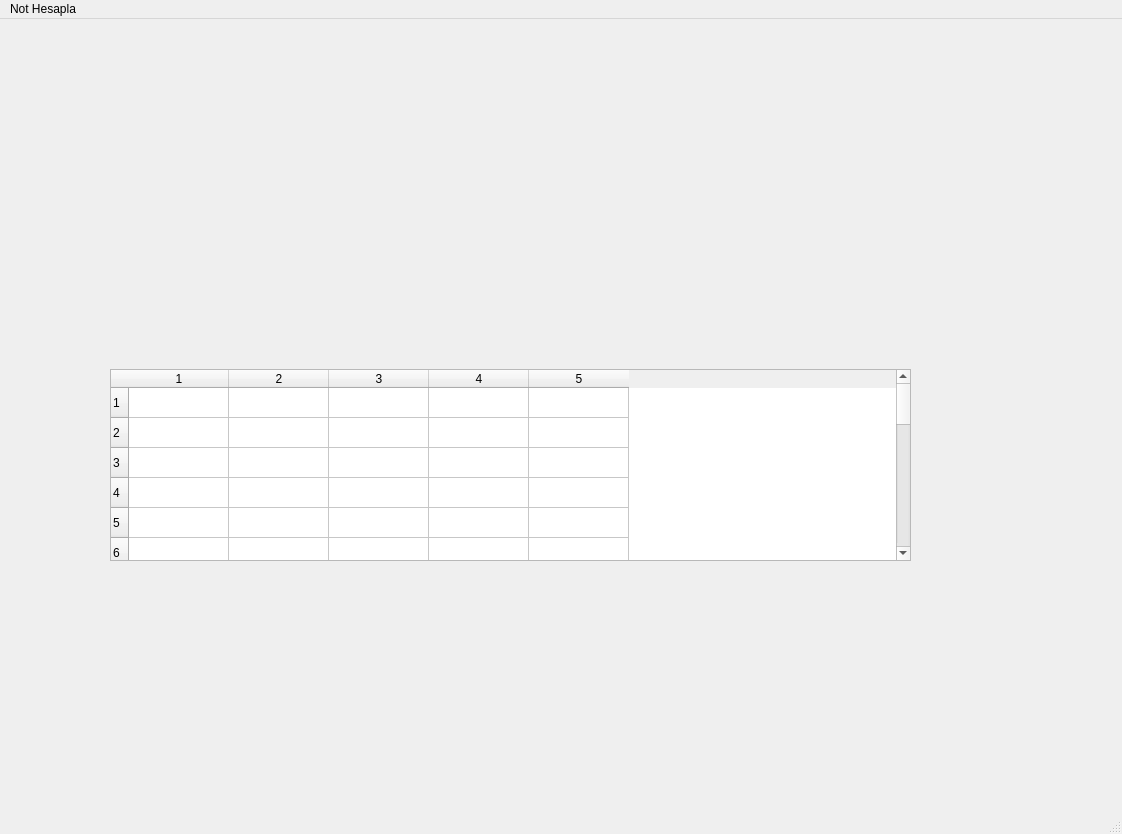
Above: main.ui from Koci16/ITUAsistan before the change. Below: the same form after it.
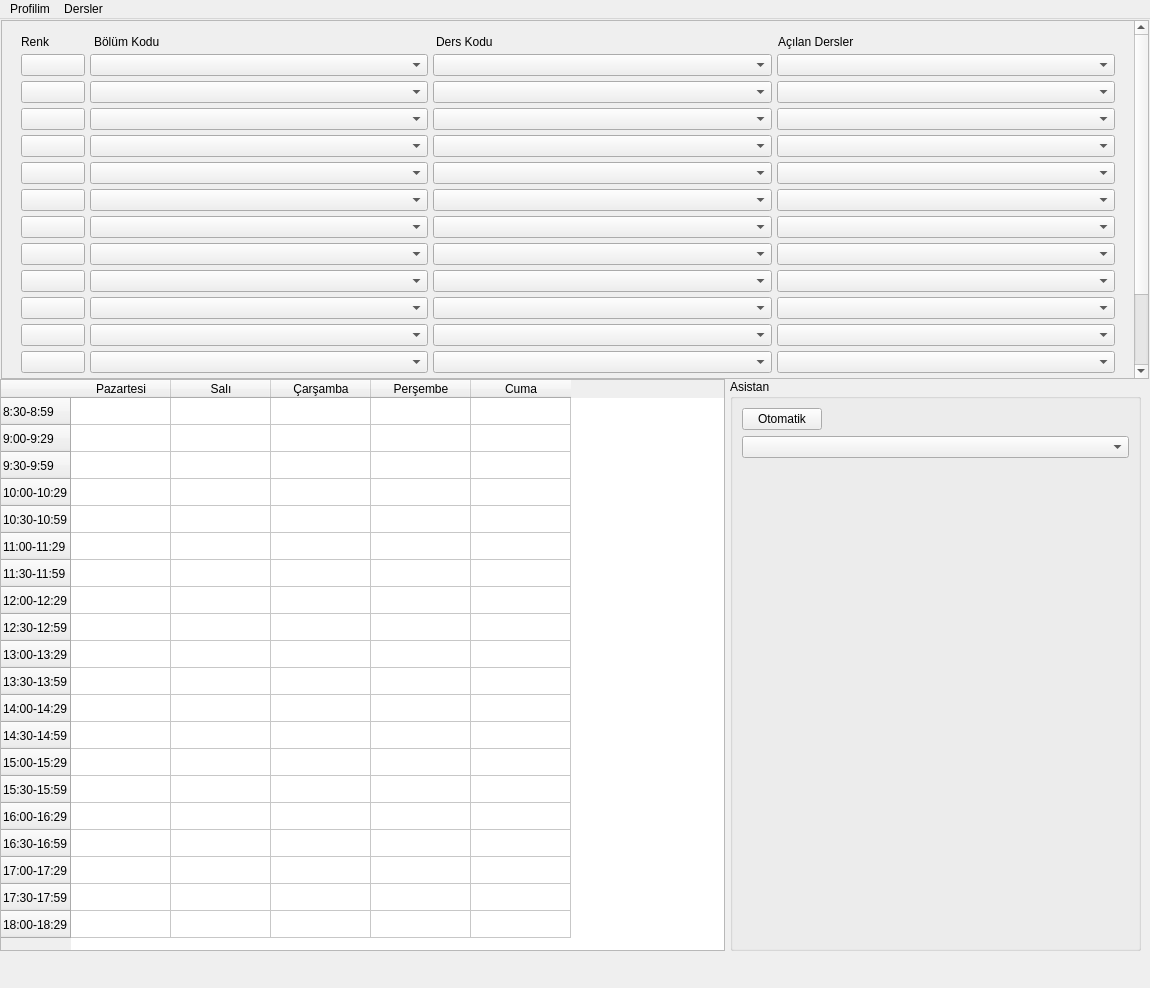
That is the form after the change.

Commit message: otomatik ders programı oluşturma halledildi

The edit to the form file:
```diff
--- a/main.ui
+++ b/main.ui
@@ -6,54 +6,855 @@
    <rect>
     <x>0</x>
     <y>0</y>
-    <width>1122</width>
-    <height>834</height>
+    <width>1150</width>
+    <height>988</height>
    </rect>
   </property>
+  <property name="sizePolicy">
+   <sizepolicy hsizetype="Fixed" vsizetype="Fixed">
+    <horstretch>0</horstretch>
+    <verstretch>0</verstretch>
+   </sizepolicy>
+  </property>
+  <property name="minimumSize">
+   <size>
+    <width>1150</width>
+    <height>988</height>
+   </size>
+  </property>
+  <property name="maximumSize">
+   <size>
+    <width>1184</width>
+    <height>988</height>
+   </size>
+  </property>
   <property name="windowTitle">
    <string>İTÜ Asistan</string>
   </property>
   <widget class="QWidget" name="centralwidget">
+   <widget class="QGroupBox" name="groupBox">
+    <property name="geometry">
+     <rect>
+      <x>730</x>
+      <y>360</y>
+      <width>411</width>
+      <height>572</height>
+     </rect>
+    </property>
+    <property name="minimumSize">
+     <size>
+      <width>401</width>
+      <height>572</height>
+     </size>
+    </property>
+    <property name="maximumSize">
+     <size>
+      <width>1000</width>
+      <height>572</height>
+     </size>
+    </property>
+    <property name="title">
+     <string>Asistan</string>
+    </property>
+    <layout class="QFormLayout" name="formLayout">
+     <item row="0" column="0">
+      <widget class="QPushButton" name="otomatik">
+       <property name="text">
+        <string>Otomatik</string>
+       </property>
+      </widget>
+     </item>
+     <item row="1" column="0" colspan="2">
+      <widget class="QComboBox" name="alternatifler"/>
+     </item>
+    </layout>
+   </widget>
    <widget class="QTableWidget" name="tableWidget">
     <property name="geometry">
      <rect>
-      <x>110</x>
-      <y>350</y>
-      <width>801</width>
-      <height>192</height>
+      <x>0</x>
+      <y>360</y>
+      <width>725</width>
+      <height>572</height>
      </rect>
     </property>
+    <property name="minimumSize">
+     <size>
+      <width>725</width>
+      <height>572</height>
+     </size>
+    </property>
+    <property name="maximumSize">
+     <size>
+      <width>725</width>
+      <height>572</height>
+     </size>
+    </property>
+    <property name="verticalScrollBarPolicy">
+     <enum>Qt::ScrollBarAlwaysOff</enum>
+    </property>
+    <property name="horizontalScrollBarPolicy">
+     <enum>Qt::ScrollBarAlwaysOff</enum>
+    </property>
+    <property name="editTriggers">
+     <set>QAbstractItemView::NoEditTriggers</set>
+    </property>
     <property name="rowCount">
      <number>20</number>
     </property>
     <property name="columnCount">
      <number>5</number>
     </property>
-    <row/>
-    <row/>
-    <row/>
-    <row/>
-    <row/>
-    <row/>
-    <row/>
-    <row/>
-    <row/>
-    <row/>
-    <row/>
-    <row/>
-    <row/>
-    <row/>
-    <row/>
-    <row/>
-    <row/>
-    <row/>
-    <row/>
-    <row/>
-    <column/>
-    <column/>
-    <column/>
-    <column/>
-    <column/>
+    <attribute name="verticalHeaderCascadingSectionResizes">
+     <bool>false</bool>
+    </attribute>
+    <attribute name="verticalHeaderDefaultSectionSize">
+     <number>27</number>
+    </attribute>
+    <row>
+     <property name="text">
+      <string>8:30-8:59</string>
+     </property>
+    </row>
+    <row>
+     <property name="text">
+      <string>9:00-9:29</string>
+     </property>
+    </row>
+    <row>
+     <property name="text">
+      <string>9:30-9:59</string>
+     </property>
+    </row>
+    <row>
+     <property name="text">
+      <string>10:00-10:29</string>
+     </property>
+    </row>
+    <row>
+     <property name="text">
+      <string>10:30-10:59</string>
+     </property>
+    </row>
+    <row>
+     <property name="text">
+      <string>11:00-11:29</string>
+     </property>
+    </row>
+    <row>
+     <property name="text">
+      <string>11:30-11:59</string>
+     </property>
+    </row>
+    <row>
+     <property name="text">
+      <string>12:00-12:29</string>
+     </property>
+    </row>
+    <row>
+     <property name="text">
+      <string>12:30-12:59</string>
+     </property>
+    </row>
+    <row>
+     <property name="text">
+      <string>13:00-13:29</string>
+     </property>
+    </row>
+    <row>
+     <property name="text">
+      <string>13:30-13:59</string>
+     </property>
+    </row>
+    <row>
+     <property name="text">
+      <string>14:00-14:29</string>
+     </property>
+    </row>
+    <row>
+     <property name="text">
+      <string>14:30-14:59</string>
+     </property>
+    </row>
+    <row>
+     <property name="text">
+      <string>15:00-15:29</string>
+     </property>
+    </row>
+    <row>
+     <property name="text">
+      <string>15:30-15:59</string>
+     </property>
+    </row>
+    <row>
+     <property name="text">
+      <string>16:00-16:29</string>
+     </property>
+    </row>
+    <row>
+     <property name="text">
+      <string>16:30-16:59</string>
+     </property>
+    </row>
+    <row>
+     <property name="text">
+      <string>17:00-17:29</string>
+     </property>
+    </row>
+    <row>
+     <property name="text">
+      <string>17:30-17:59</string>
+     </property>
+    </row>
+    <row>
+     <property name="text">
+      <string>18:00-18:29</string>
+     </property>
+    </row>
+    <column>
+     <property name="text">
+      <string>Pazartesi</string>
+     </property>
+    </column>
+    <column>
+     <property name="text">
+      <string>Salı</string>
+     </property>
+    </column>
+    <column>
+     <property name="text">
+      <string>Çarşamba</string>
+     </property>
+    </column>
+    <column>
+     <property name="text">
+      <string>Perşembe</string>
+     </property>
+    </column>
+    <column>
+     <property name="text">
+      <string>Cuma</string>
+     </property>
+    </column>
+   </widget>
+   <widget class="QScrollArea" name="scrollArea">
+    <property name="geometry">
+     <rect>
+      <x>1</x>
+      <y>1</y>
+      <width>1148</width>
+      <height>359</height>
+     </rect>
+    </property>
+    <property name="minimumSize">
+     <size>
+      <width>1148</width>
+      <height>359</height>
+     </size>
+    </property>
+    <property name="maximumSize">
+     <size>
+      <width>1148</width>
+      <height>359</height>
+     </size>
+    </property>
+    <property name="widgetResizable">
+     <bool>true</bool>
+    </property>
+    <widget class="QWidget" name="scrollAreaWidgetContents">
+     <property name="geometry">
+      <rect>
+       <x>0</x>
+       <y>0</y>
+       <width>1125</width>
+       <height>580</height>
+      </rect>
+     </property>
+     <layout class="QVBoxLayout" name="verticalLayout_8">
+      <item>
+       <layout class="QVBoxLayout" name="verticalLayout_2">
+        <property name="spacing">
+         <number>5</number>
+        </property>
+        <property name="leftMargin">
+         <number>10</number>
+        </property>
+        <property name="topMargin">
+         <number>5</number>
+        </property>
+        <property name="rightMargin">
+         <number>10</number>
+        </property>
+        <property name="bottomMargin">
+         <number>10</number>
+        </property>
+        <item>
+         <layout class="QHBoxLayout" name="labeller">
+          <item>
+           <widget class="QLabel" name="renkLabel">
+            <property name="maximumSize">
+             <size>
+              <width>68</width>
+              <height>16777215</height>
+             </size>
+            </property>
+            <property name="text">
+             <string>Renk</string>
+            </property>
+           </widget>
+          </item>
+          <item>
+           <widget class="QLabel" name="bolumLabel">
+            <property name="text">
+             <string>Bölüm Kodu</string>
+            </property>
+           </widget>
+          </item>
+          <item>
+           <widget class="QLabel" name="dersKoduLabel">
+            <property name="text">
+             <string>Ders Kodu</string>
+            </property>
+           </widget>
+          </item>
+          <item>
+           <widget class="QLabel" name="acilanlarLabel">
+            <property name="text">
+             <string>Açılan Dersler</string>
+            </property>
+           </widget>
+          </item>
+         </layout>
+        </item>
+        <item>
+         <layout class="QHBoxLayout" name="ders1">
+          <item>
+           <widget class="QPushButton" name="renk1">
+            <property name="maximumSize">
+             <size>
+              <width>64</width>
+              <height>16777215</height>
+             </size>
+            </property>
+            <property name="text">
+             <string/>
+            </property>
+            <property name="autoDefault">
+             <bool>false</bool>
+            </property>
+            <property name="default">
+             <bool>false</bool>
+            </property>
+            <property name="flat">
+             <bool>false</bool>
+            </property>
+           </widget>
+          </item>
+          <item>
+           <widget class="QComboBox" name="bolumkodu1"/>
+          </item>
+          <item>
+           <widget class="QComboBox" name="derskodu1"/>
+          </item>
+          <item>
+           <widget class="QComboBox" name="acilanders1"/>
+          </item>
+         </layout>
+        </item>
+        <item>
+         <layout class="QHBoxLayout" name="ders2">
+          <item>
+           <widget class="QPushButton" name="renk2">
+            <property name="maximumSize">
+             <size>
+              <width>64</width>
+              <height>16777215</height>
+             </size>
+            </property>
+            <property name="text">
+             <string/>
+            </property>
+            <property name="autoDefault">
+             <bool>false</bool>
+            </property>
+            <property name="default">
+             <bool>false</bool>
+            </property>
+            <property name="flat">
+             <bool>false</bool>
+            </property>
+           </widget>
+          </item>
+          <item>
+           <widget class="QComboBox" name="bolumkodu2"/>
+          </item>
+          <item>
+           <widget class="QComboBox" name="derskodu2"/>
+          </item>
+          <item>
+           <widget class="QComboBox" name="acilanders2"/>
+          </item>
+         </layout>
+        </item>
+        <item>
+         <layout class="QHBoxLayout" name="ders3">
+          <item>
+           <widget class="QPushButton" name="renk3">
+            <property name="maximumSize">
+             <size>
+              <width>64</width>
+              <height>16777215</height>
+             </size>
+            </property>
+            <property name="text">
+             <string/>
+            </property>
+            <property name="autoDefault">
+             <bool>false</bool>
+            </property>
+            <property name="default">
+             <bool>false</bool>
+            </property>
+            <property name="flat">
+             <bool>false</bool>
+            </property>
+           </widget>
+          </item>
+          <item>
+           <widget class="QComboBox" name="bolumkodu3"/>
+          </item>
+          <item>
+           <widget class="QComboBox" name="derskodu3"/>
+          </item>
+          <item>
+           <widget class="QComboBox" name="acilanders3"/>
+          </item>
+         </layout>
+        </item>
+        <item>
+         <layout class="QHBoxLayout" name="ders4">
+          <item>
+           <widget class="QPushButton" name="renk4">
+            <property name="maximumSize">
+             <size>
+              <width>64</width>
+              <height>16777215</height>
+             </size>
+            </property>
+            <property name="text">
+             <string/>
+            </property>
+            <property name="autoDefault">
+             <bool>false</bool>
+            </property>
+            <property name="default">
+             <bool>false</bool>
+            </property>
+            <property name="flat">
+             <bool>false</bool>
+            </property>
+           </widget>
+          </item>
+          <item>
+           <widget class="QComboBox" name="bolumkodu4"/>
+          </item>
+          <item>
+           <widget class="QComboBox" name="derskodu4"/>
+          </item>
+          <item>
+           <widget class="QComboBox" name="acilanders4"/>
+          </item>
+         </layout>
+        </item>
+        <item>
+         <layout class="QHBoxLayout" name="ders5">
+          <item>
+           <widget class="QPushButton" name="renk5">
+            <property name="maximumSize">
+             <size>
+              <width>64</width>
+              <height>16777215</height>
+             </size>
+            </property>
+            <property name="text">
+             <string/>
+            </property>
+            <property name="autoDefault">
+             <bool>false</bool>
+            </property>
+            <property name="default">
+             <bool>false</bool>
+            </property>
+            <property name="flat">
+             <bool>false</bool>
+            </property>
+           </widget>
+          </item>
+          <item>
+           <widget class="QComboBox" name="bolumkodu5"/>
+          </item>
+          <item>
+           <widget class="QComboBox" name="derskodu5"/>
+          </item>
+          <item>
+           <widget class="QComboBox" name="acilanders5"/>
+          </item>
+         </layout>
+        </item>
+        <item>
+         <layout class="QHBoxLayout" name="ders6">
+          <item>
+           <widget class="QPushButton" name="renk6">
+            <property name="maximumSize">
+             <size>
+              <width>64</width>
+              <height>16777215</height>
+             </size>
+            </property>
+            <property name="text">
+             <string/>
+            </property>
+            <property name="autoDefault">
+             <bool>false</bool>
+            </property>
+            <property name="default">
+             <bool>false</bool>
+            </property>
+            <property name="flat">
+             <bool>false</bool>
+            </property>
+           </widget>
+          </item>
+          <item>
+           <widget class="QComboBox" name="bolumkodu6"/>
+          </item>
+          <item>
+           <widget class="QComboBox" name="derskodu6"/>
+          </item>
+          <item>
+           <widget class="QComboBox" name="acilanders6"/>
+          </item>
+         </layout>
+        </item>
+        <item>
+         <layout class="QHBoxLayout" name="ders7">
+          <item>
+           <widget class="QPushButton" name="renk7">
+            <property name="maximumSize">
+             <size>
+              <width>64</width>
+              <height>16777215</height>
+             </size>
+            </property>
+            <property name="text">
+             <string/>
+            </property>
+            <property name="autoDefault">
+             <bool>false</bool>
+            </property>
+            <property name="default">
+             <bool>false</bool>
+            </property>
+            <property name="flat">
+             <bool>false</bool>
+            </property>
+           </widget>
+          </item>
+          <item>
+           <widget class="QComboBox" name="bolumkodu7"/>
+          </item>
+          <item>
+           <widget class="QComboBox" name="derskodu7"/>
+          </item>
+          <item>
+           <widget class="QComboBox" name="acilanders7"/>
+          </item>
+         </layout>
+        </item>
+        <item>
+         <layout class="QHBoxLayout" name="ders8">
+          <item>
+           <widget class="QPushButton" name="renk8">
+            <property name="maximumSize">
+             <size>
+              <width>64</width>
+              <height>16777215</height>
+             </size>
+            </property>
+            <property name="text">
+             <string/>
+            </property>
+            <property name="autoDefault">
+             <bool>false</bool>
+            </property>
+            <property name="default">
+             <bool>false</bool>
+            </property>
+            <property name="flat">
+             <bool>false</bool>
+            </property>
+           </widget>
+          </item>
+          <item>
+           <widget class="QComboBox" name="bolumkodu8"/>
+          </item>
+          <item>
+           <widget class="QComboBox" name="derskodu8"/>
+          </item>
+          <item>
+           <widget class="QComboBox" name="acilanders8"/>
+          </item>
+         </layout>
+        </item>
+        <item>
+         <layout class="QHBoxLayout" name="ders9">
+          <item>
+           <widget class="QPushButton" name="renk9">
+            <property name="maximumSize">
+             <size>
+              <width>64</width>
+              <height>16777215</height>
+             </size>
+            </property>
+            <property name="text">
+             <string/>
+            </property>
+            <property name="autoDefault">
+             <bool>false</bool>
+            </property>
+            <property name="default">
+             <bool>false</bool>
+            </property>
+            <property name="flat">
+             <bool>false</bool>
+            </property>
+           </widget>
+          </item>
+          <item>
+           <widget class="QComboBox" name="bolumkodu9"/>
+          </item>
+          <item>
+           <widget class="QComboBox" name="derskodu9"/>
+          </item>
+          <item>
+           <widget class="QComboBox" name="acilanders9"/>
+          </item>
+         </layout>
+        </item>
+        <item>
+         <layout class="QHBoxLayout" name="ders10">
+          <item>
+           <widget class="QPushButton" name="renk10">
+            <property name="maximumSize">
+             <size>
+              <width>64</width>
+              <height>16777215</height>
+             </size>
+            </property>
+            <property name="text">
+             <string/>
+            </property>
+            <property name="autoDefault">
+             <bool>false</bool>
+            </property>
+            <property name="default">
+             <bool>false</bool>
+            </property>
+            <property name="flat">
+             <bool>false</bool>
+            </property>
+           </widget>
+          </item>
+          <item>
+           <widget class="QComboBox" name="bolumkodu10"/>
+          </item>
+          <item>
+           <widget class="QComboBox" name="derskodu10"/>
+          </item>
+          <item>
+           <widget class="QComboBox" name="acilanders10"/>
+          </item>
+         </layout>
+        </item>
+        <item>
+         <layout class="QHBoxLayout" name="ders11">
+          <item>
+           <widget class="QPushButton" name="renk11">
+            <property name="maximumSize">
+             <size>
+              <width>64</width>
+              <height>16777215</height>
+             </size>
+            </property>
+            <property name="text">
+             <string/>
+            </property>
+            <property name="autoDefault">
+             <bool>false</bool>
+            </property>
+            <property name="default">
+             <bool>false</bool>
+            </property>
+            <property name="flat">
+             <bool>false</bool>
+            </property>
+           </widget>
+          </item>
+          <item>
+           <widget class="QComboBox" name="bolumkodu11"/>
+          </item>
+          <item>
+           <widget class="QComboBox" name="derskodu11"/>
+          </item>
+          <item>
+           <widget class="QComboBox" name="acilanders11"/>
+          </item>
+         </layout>
+        </item>
+        <item>
+         <layout class="QHBoxLayout" name="ders12">
+          <item>
+           <widget class="QPushButton" name="renk12">
+            <property name="maximumSize">
+             <size>
+              <width>64</width>
+              <height>16777215</height>
+             </size>
+            </property>
+            <property name="text">
+             <string/>
+            </property>
+            <property name="autoDefault">
+             <bool>false</bool>
+            </property>
+            <property name="default">
+             <bool>false</bool>
+            </property>
+            <property name="flat">
+             <bool>false</bool>
+            </property>
+           </widget>
+          </item>
+          <item>
+           <widget class="QComboBox" name="bolumkodu12"/>
+          </item>
+          <item>
+           <widget class="QComboBox" name="derskodu12"/>
+          </item>
+          <item>
+           <widget class="QComboBox" name="acilanders12"/>
+          </item>
+         </layout>
+        </item>
+        <item>
+         <layout class="QHBoxLayout" name="ders13">
+          <item>
+           <widget class="QPushButton" name="renk13">
+            <property name="maximumSize">
+             <size>
+              <width>64</width>
+              <height>16777215</height>
+             </size>
+            </property>
+            <property name="text">
+             <string/>
+            </property>
+            <property name="autoDefault">
+             <bool>false</bool>
+            </property>
+            <property name="default">
+             <bool>false</bool>
+            </property>
+            <property name="flat">
+             <bool>false</bool>
+            </property>
+           </widget>
+          </item>
+          <item>
+           <widget class="QComboBox" name="bolumkodu13"/>
+          </item>
+          <item>
+           <widget class="QComboBox" name="derskodu13"/>
+          </item>
+          <item>
+           <widget class="QComboBox" name="acilanders13"/>
+          </item>
+         </layout>
+        </item>
+        <item>
+         <layout class="QHBoxLayout" name="ders14">
+          <item>
+           <widget class="QPushButton" name="renk14">
+            <property name="maximumSize">
+             <size>
+              <width>64</width>
+              <height>16777215</height>
+             </size>
+            </property>
+            <property name="text">
+             <string/>
+            </property>
+            <property name="autoDefault">
+             <bool>false</bool>
+            </property>
+            <property name="default">
+             <bool>false</bool>
+            </property>
+            <property name="flat">
+             <bool>false</bool>
+            </property>
+           </widget>
+          </item>
+          <item>
+           <widget class="QComboBox" name="bolumkodu14"/>
+          </item>
+          <item>
+           <widget class="QComboBox" name="derskodu14"/>
+          </item>
+          <item>
+           <widget class="QComboBox" name="acilanders14"/>
+          </item>
+         </layout>
+        </item>
+        <item>
+         <layout class="QHBoxLayout" name="ders15">
+          <item>
+           <widget class="QPushButton" name="renk15">
+            <property name="maximumSize">
+             <size>
+              <width>64</width>
+              <height>16777215</height>
+             </size>
+            </property>
+            <property name="text">
+             <string/>
+            </property>
+            <property name="autoDefault">
+             <bool>false</bool>
+            </property>
+            <property name="default">
+             <bool>false</bool>
+            </property>
+            <property name="flat">
+             <bool>false</bool>
+            </property>
+           </widget>
+          </item>
+          <item>
+           <widget class="QComboBox" name="bolumkodu15"/>
+          </item>
+          <item>
+           <widget class="QComboBox" name="derskodu15"/>
+          </item>
+          <item>
+           <widget class="QComboBox" name="acilanders15"/>
+          </item>
+         </layout>
+        </item>
+       </layout>
+      </item>
+     </layout>
+    </widget>
    </widget>
   </widget>
   <widget class="QMenuBar" name="menubar">
@@ -61,18 +862,45 @@
     <rect>
      <x>0</x>
      <y>0</y>
-     <width>1122</width>
+     <width>1150</width>
      <height>26</height>
     </rect>
    </property>
-   <widget class="QMenu" name="menuNot_Hesapla">
+   <widget class="QMenu" name="menuProfil">
     <property name="title">
-     <string>Not Hesapla</string>
+     <string>Profilim</string>
     </property>
    </widget>
-   <addaction name="menuNot_Hesapla"/>
+   <widget class="QMenu" name="menuDersler">
+    <property name="title">
+     <string>Dersler</string>
+    </property>
+    <addaction name="actionDers_Plan"/>
+    <addaction name="actionNot_Hesapla"/>
+   </widget>
+   <addaction name="menuProfil"/>
+   <addaction name="menuDersler"/>
   </widget>
-  <widget class="QStatusBar" name="statusbar"/>
+  <widget class="QStatusBar" name="statusbar">
+   <property name="sizeGripEnabled">
+    <bool>false</bool>
+   </property>
+  </widget>
+  <action name="actionBilgilerim">
+   <property name="text">
+    <string>Bilgilerim</string>
+   </property>
+  </action>
+  <action name="actionDers_Plan">
+   <property name="text">
+    <string>Ders Planı</string>
+   </property>
+  </action>
+  <action name="actionNot_Hesapla">
+   <property name="text">
+    <string>Not Hesapla</string>
+   </property>
+  </action>
  </widget>
  <resources/>
  <connections/>
```
Left out of the diff: 4 changed lines with no effect on the pictures. The commit also changes 6 other files.
